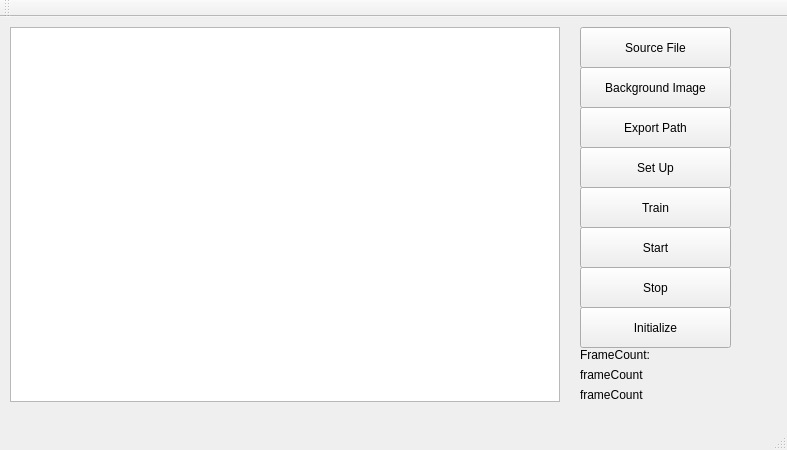
The window that mainwindow.ui (ngskyuki/GUITracker) describes before a commit, drawn with Qt 5.
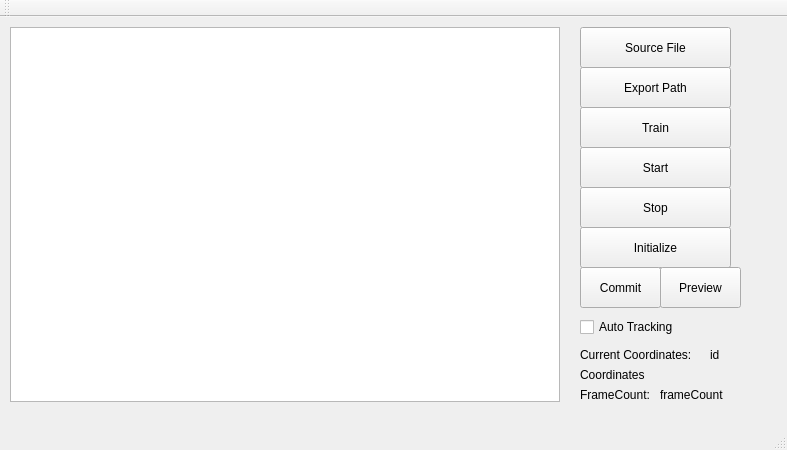
The same window after the commit. Custom widgets are drawn as their Qt base class.

Commit message: change some functions and class to track by hand.

The edit to the form file:
```diff
--- a/mainwindow.ui
+++ b/mainwindow.ui
@@ -37,24 +37,11 @@
      <string>Source File</string>
     </property>
    </widget>
-   <widget class="QPushButton" name="btnChooseBgFile">
-    <property name="geometry">
-     <rect>
-      <x>580</x>
-      <y>50</y>
-      <width>151</width>
-      <height>41</height>
-     </rect>
-    </property>
-    <property name="text">
-     <string>Background Image</string>
-    </property>
-   </widget>
    <widget class="QPushButton" name="btnChooseExFile">
     <property name="geometry">
      <rect>
       <x>580</x>
-      <y>90</y>
+      <y>50</y>
       <width>151</width>
       <height>41</height>
      </rect>
@@ -67,7 +54,7 @@
     <property name="geometry">
      <rect>
       <x>580</x>
-      <y>210</y>
+      <y>130</y>
       <width>151</width>
       <height>41</height>
      </rect>
@@ -80,7 +67,7 @@
     <property name="geometry">
      <rect>
       <x>580</x>
-      <y>250</y>
+      <y>170</y>
       <width>151</width>
       <height>41</height>
      </rect>
@@ -89,24 +76,11 @@
      <string>Stop</string>
     </property>
    </widget>
-   <widget class="QPushButton" name="btnSetup">
-    <property name="geometry">
-     <rect>
-      <x>580</x>
-      <y>130</y>
-      <width>151</width>
-      <height>41</height>
-     </rect>
-    </property>
-    <property name="text">
-     <string>Set Up</string>
-    </property>
-   </widget>
    <widget class="QPushButton" name="btnTrain">
     <property name="geometry">
      <rect>
       <x>580</x>
-      <y>170</y>
+      <y>90</y>
       <width>151</width>
       <height>41</height>
      </rect>
@@ -118,8 +92,8 @@
    <widget class="QLabel" name="frameCountLabel">
     <property name="geometry">
      <rect>
-      <x>580</x>
-      <y>350</y>
+      <x>660</x>
+      <y>370</y>
       <width>81</width>
       <height>16</height>
      </rect>
@@ -132,8 +106,8 @@
     <property name="geometry">
      <rect>
       <x>580</x>
-      <y>330</y>
-      <width>91</width>
+      <y>370</y>
+      <width>81</width>
       <height>16</height>
      </rect>
     </property>
@@ -145,20 +119,20 @@
     <property name="geometry">
      <rect>
       <x>580</x>
-      <y>370</y>
+      <y>350</y>
       <width>81</width>
       <height>16</height>
      </rect>
     </property>
     <property name="text">
-     <string>frameCount</string>
+     <string>Coordinates</string>
     </property>
    </widget>
    <widget class="QPushButton" name="btnInit">
     <property name="geometry">
      <rect>
       <x>580</x>
-      <y>290</y>
+      <y>210</y>
       <width>151</width>
       <height>41</height>
      </rect>
@@ -167,6 +141,71 @@
      <string>Initialize</string>
     </property>
    </widget>
+   <widget class="QCheckBox" name="isAutomatic">
+    <property name="geometry">
+     <rect>
+      <x>580</x>
+      <y>300</y>
+      <width>111</width>
+      <height>20</height>
+     </rect>
+    </property>
+    <property name="text">
+     <string>Auto Tracking</string>
+    </property>
+   </widget>
+   <widget class="QLabel" name="constCoordinatesLabel">
+    <property name="geometry">
+     <rect>
+      <x>580</x>
+      <y>330</y>
+      <width>131</width>
+      <height>16</height>
+     </rect>
+    </property>
+    <property name="text">
+     <string>Current Coordinates:</string>
+    </property>
+   </widget>
+   <widget class="QLabel" name="curPlayerId">
+    <property name="geometry">
+     <rect>
+      <x>710</x>
+      <y>330</y>
+      <width>21</width>
+      <height>16</height>
+     </rect>
+    </property>
+    <property name="text">
+     <string>id</string>
+    </property>
+   </widget>
+   <widget class="QPushButton" name="btnCommit">
+    <property name="geometry">
+     <rect>
+      <x>580</x>
+      <y>250</y>
+      <width>81</width>
+      <height>41</height>
+     </rect>
+    </property>
+    <property name="text">
+     <string>Commit</string>
+    </property>
+   </widget>
+   <widget class="QPushButton" name="btnPreview">
+    <property name="geometry">
+     <rect>
+      <x>660</x>
+      <y>250</y>
+      <width>81</width>
+      <height>41</height>
+     </rect>
+    </property>
+    <property name="text">
+     <string>Preview</string>
+    </property>
+   </widget>
   </widget>
   <widget class="QMenuBar" name="menuBar">
    <property name="geometry">
```
The commit also changes 7 other files.
